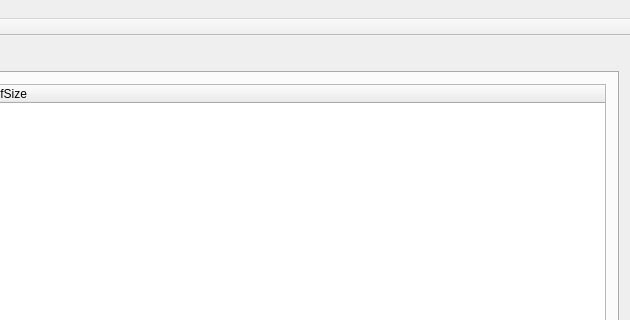
First picture: the form in src/MemoryProfiler/MemoryProfiler/mainwindow.ui, repository madrenegade/PGameStudio, before the edit; both pictures show x 444 to 1074 and y 0 to 320 of the 1074 by 648 pixel window.
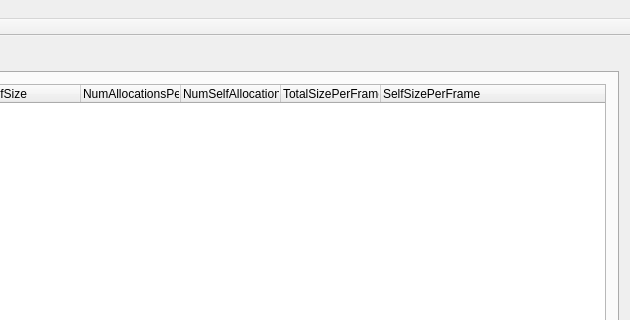
Second picture: the form after the edit.

Commit message: Fixed bug in memory manager (forgot to call destructor in deallocate) Memory profiler client now can send info about when a new frame begins MemoryProfiler GUI now shows frame based information

Patch:
```diff
--- a/src/MemoryProfiler/MemoryProfiler/mainwindow.ui
+++ b/src/MemoryProfiler/MemoryProfiler/mainwindow.ui
@@ -27,6 +27,15 @@
        <layout class="QHBoxLayout" name="horizontalLayout_2">
         <item>
          <widget class="QTreeWidget" name="liveView">
+          <property name="indentation">
+           <number>20</number>
+          </property>
+          <attribute name="headerCascadingSectionResizes">
+           <bool>true</bool>
+          </attribute>
+          <attribute name="headerStretchLastSection">
+           <bool>true</bool>
+          </attribute>
           <column>
            <property name="text">
             <string>Name</string>
@@ -52,6 +61,26 @@
             <string>SelfSize</string>
            </property>
           </column>
+          <column>
+           <property name="text">
+            <string>NumAllocationsPerFrame</string>
+           </property>
+          </column>
+          <column>
+           <property name="text">
+            <string>NumSelfAllocationsPerFrame</string>
+           </property>
+          </column>
+          <column>
+           <property name="text">
+            <string>TotalSizePerFrame</string>
+           </property>
+          </column>
+          <column>
+           <property name="text">
+            <string>SelfSizePerFrame</string>
+           </property>
+          </column>
          </widget>
         </item>
        </layout>
```
The commit also changes 13 other files.
